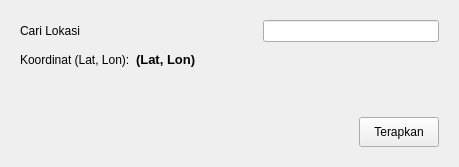
This is ui/geocoding.ui in nyanyaon/GeoKKP-GIS as Qt 5 draws it before an edit. The edited form follows.
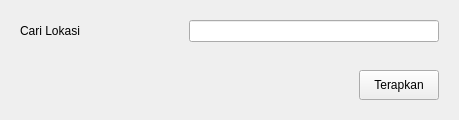
This is the edited form. Custom widgets are drawn as their Qt base class.

Commit message: initiate geocoding menu

Patch:
```diff
--- a/ui/geocoding.ui
+++ b/ui/geocoding.ui
@@ -7,7 +7,7 @@
     <x>0</x>
     <y>0</y>
     <width>459</width>
-    <height>167</height>
+    <height>120</height>
    </rect>
   </property>
   <property name="windowTitle">
@@ -45,6 +45,12 @@
             </item>
             <item>
              <widget class="QgsFilterLineEdit" name="cari_lokasi">
+              <property name="minimumSize">
+               <size>
+                <width>250</width>
+                <height>0</height>
+               </size>
+              </property>
               <property name="clearButtonEnabled">
                <bool>false</bool>
               </property>
@@ -58,44 +64,6 @@
             </item>
            </layout>
           </item>
-          <item>
-           <layout class="QHBoxLayout" name="horizontalLayout_18">
-            <item>
-             <widget class="QLabel" name="label_9">
-              <property name="text">
-               <string>Koordinat (Lat, Lon):</string>
-              </property>
-             </widget>
-            </item>
-            <item>
-             <widget class="QLabel" name="latlong_lokasi">
-              <property name="font">
-               <font>
-                <pointsize>10</pointsize>
-                <weight>75</weight>
-                <bold>true</bold>
-               </font>
-              </property>
-              <property name="text">
-               <string>(Lat, Lon)</string>
-              </property>
-             </widget>
-            </item>
-            <item>
-             <spacer name="horizontalSpacer_14">
-              <property name="orientation">
-               <enum>Qt::Horizontal</enum>
-              </property>
-              <property name="sizeHint" stdset="0">
-               <size>
-                <width>40</width>
-                <height>20</height>
-               </size>
-              </property>
-             </spacer>
-            </item>
-           </layout>
-          </item>
          </layout>
         </item>
         <item>
```
The commit also changes 4 other files.
